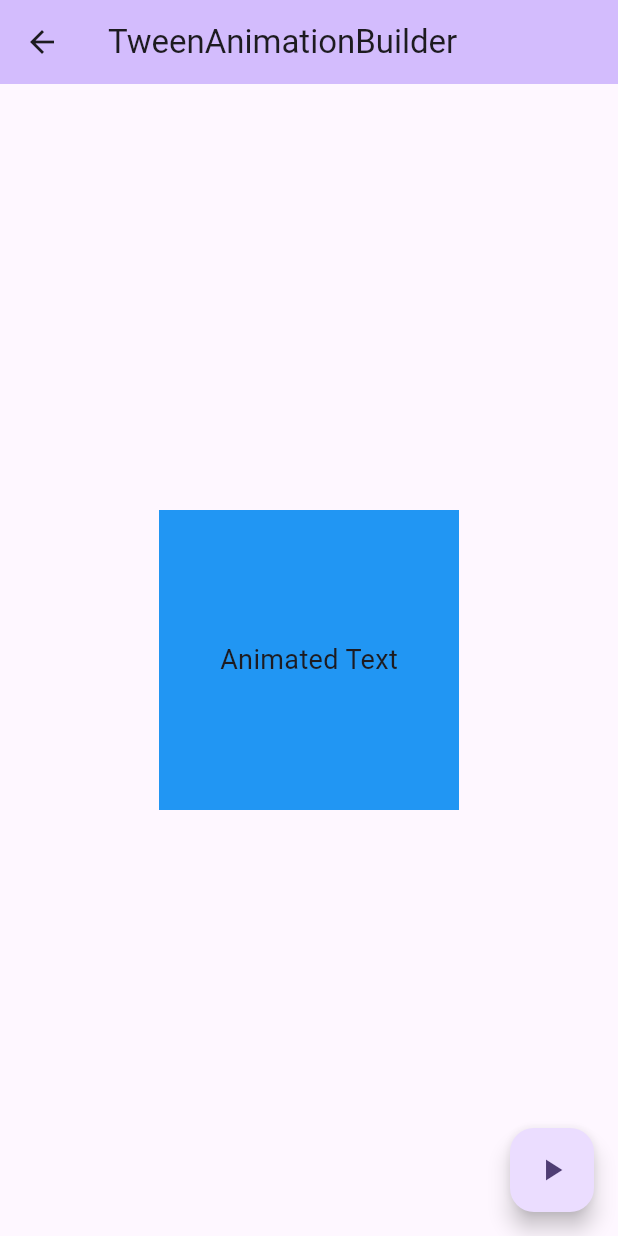
After one commit to azhar-chaudhari/flutter-examples, a Flutter app: the TweenAnimationBuilderPage screen opened directly, on a phone screen of 412 x 824 dp. The commit adds this screen. Run offline on Flutter 3.47's test engine with Material 2 defaults, Android fonts, the phone set to English and light mode, and no system bars; generated files the repository leaves out were written again.

Commit message:
tween animation builder page

```diff
--- /dev/null
+++ b/lib/pages/tween_animation_builder_page.dart
@@ -0,0 +1,55 @@
+import 'package:flutter/material.dart';
+
+class TweenAnimationBuilderPage extends StatefulWidget {
+  const TweenAnimationBuilderPage({super.key});
+
+  @override
+  State<TweenAnimationBuilderPage> createState() =>
+      _TweenAnimationBuilderPageState();
+}
+
+class _TweenAnimationBuilderPageState extends State<TweenAnimationBuilderPage> {
+  double _opacity = 1.0;
+
+  void _toggleOpacity() {
+    setState(() {
+      _opacity = _opacity == 1.0 ? 0.0 : 1.0; // Toggle opacity value
+    });
+  }
+
+  @override
+  Widget build(BuildContext context) {
+    return Scaffold(
+      appBar: AppBar(
+        backgroundColor: Theme.of(context).colorScheme.inversePrimary,
+        title: const Text("TweenAnimationBuilder "),
+      ),
+      body: Center(
+        child: TweenAnimationBuilder(
+          duration: const Duration(seconds: 1),
+          tween: Tween<double>(begin: 0.0, end: _opacity),
+          builder: (BuildContext context, double opacity, Widget? child) {
+            return Opacity(
+              opacity: opacity,
+              child: Container(
+                width: 200,
+                height: 200,
+                color: Colors.blue,
+                child: const Center(
+                  child: Text(
+                    'Animated Text',
+                    style: TextStyle(fontSize: 18.0),
+                  ),
+                ),
+              ),
+            );
+          },
+        ),
+      ),
+      floatingActionButton: FloatingActionButton(
+        onPressed: _toggleOpacity,
+        child: const Icon(Icons.play_arrow),
+      ),
+    );
+  }
+}
```
Also changed, not shown: lib/widgets/nav-drawer.dart (+32 -0 lines).
